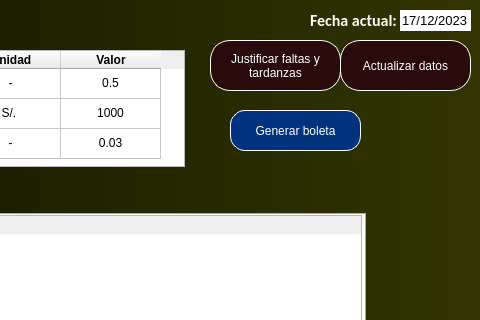
This is src/otros_recursos/GUI/TrabajadorInspeccionar.ui in JosueDanielGarciaBetancourt/CalculoSueldosProject as Qt 5 draws it before an edit; both pictures show x 720 to 1200 and y 0 to 320 of the 1200 by 620 pixel window. The edited form follows.
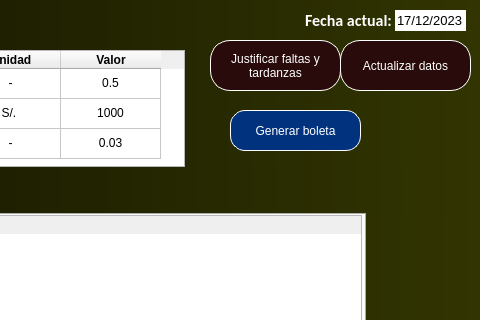
This is the edited form. Icons and pictures are not drawn.

```diff
--- a/src/otros_recursos/GUI/TrabajadorInspeccionar.ui
+++ b/src/otros_recursos/GUI/TrabajadorInspeccionar.ui
@@ -4108,7 +4108,7 @@
    <widget class="QGroupBox" name="groupBox_3">
     <property name="geometry">
      <rect>
-      <x>1020</x>
+      <x>1015</x>
       <y>10</y>
       <width>181</width>
       <height>21</height>
```
